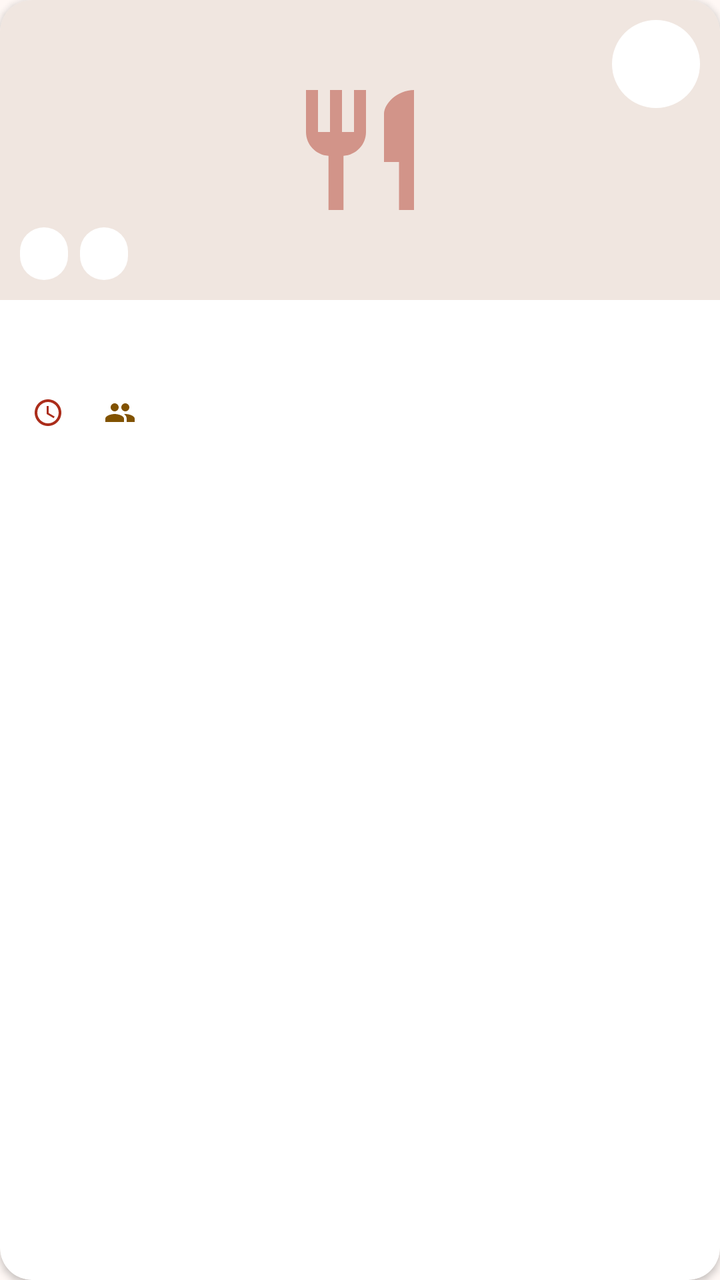
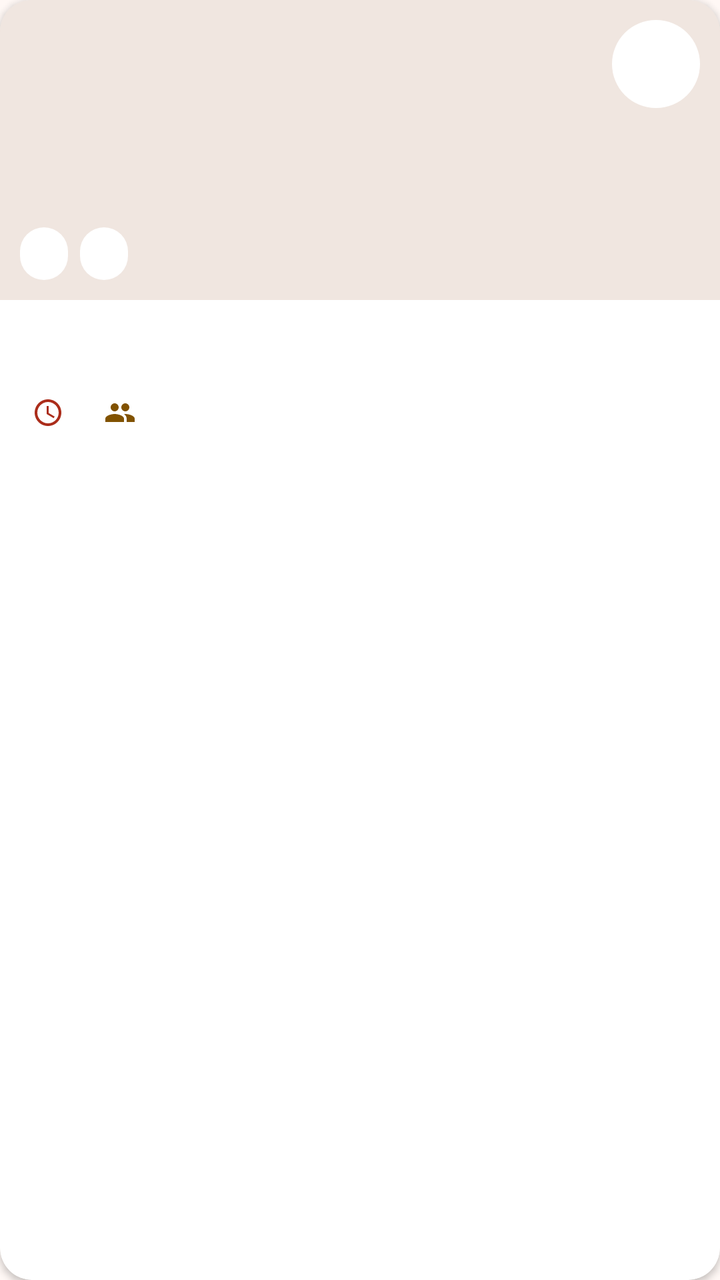

Before-and-after screenshots of an Android layout around one commit, followed by the original layout XML and the change that was made.
<!-- AndroidManifest.xml: application theme Theme.ResepKu -->
<!-- res/layout/item_resep.xml -->
<?xml version="1.0" encoding="utf-8"?>
<LinearLayout xmlns:android="http://schemas.android.com/apk/res/android"
    android:layout_width="match_parent"
    android:layout_height="wrap_content"
    android:layout_marginBottom="16dp"
    android:background="@drawable/bg_kartu_putih"
    android:clipToOutline="true"
    android:elevation="2dp"
    android:foreground="?attr/selectableItemBackground"
    android:orientation="vertical">

    <FrameLayout
        android:layout_width="match_parent"
        android:layout_height="150dp"
        android:background="@color/surface_high">

        <ImageView
            android:layout_width="72dp"
            android:layout_height="72dp"
            android:layout_gravity="center"
            android:alpha="0.45"
            android:importantForAccessibility="no"
            android:src="@drawable/ic_restaurant" />

        <ImageButton
            android:id="@+id/btnTandai"
            android:layout_width="44dp"
            android:layout_height="44dp"
            android:layout_gravity="top|end"
            android:layout_margin="10dp"
            android:background="@drawable/bg_lingkaran" />

        <LinearLayout
            android:layout_width="wrap_content"
            android:layout_height="wrap_content"
            android:layout_gravity="bottom|start"
            android:layout_margin="10dp"
            android:orientation="horizontal">

            <TextView
                android:id="@+id/tvKategori"
                style="@style/Pill"
                android:layout_width="wrap_content"
                android:layout_height="wrap_content"
                android:layout_marginEnd="6dp" />

            <TextView
                android:id="@+id/tvLabelWaktu"
                style="@style/Pill"
                android:layout_width="wrap_content"
                android:layout_height="wrap_content" />
        </LinearLayout>
    </FrameLayout>

    <LinearLayout
        android:layout_width="match_parent"
        android:layout_height="wrap_content"
        android:orientation="vertical"
        android:padding="16dp">

        <TextView
            android:id="@+id/tvJudul"
            style="@style/Judul"
            android:layout_width="match_parent"
            android:layout_height="wrap_content" />

        <LinearLayout
            android:layout_width="match_parent"
            android:layout_height="wrap_content"
            android:layout_marginTop="8dp"
            android:orientation="horizontal">

            <TextView
                android:id="@+id/tvWaktu"
                style="@style/TeksKecil"
                android:layout_width="wrap_content"
                android:layout_height="wrap_content"
                android:drawableStart="@drawable/ic_schedule"
                android:drawablePadding="4dp" />

            <TextView
                android:id="@+id/tvPorsi"
                style="@style/TeksKecil"
                android:layout_width="wrap_content"
                android:layout_height="wrap_content"
                android:layout_marginStart="16dp"
                android:drawableStart="@drawable/ic_group"
                android:drawablePadding="4dp" />

            <TextView
                android:id="@+id/tvBahan"
                style="@style/TeksKecil"
                android:layout_width="wrap_content"
                android:layout_height="wrap_content"
                android:layout_marginStart="16dp" />
        </LinearLayout>
    </LinearLayout>
</LinearLayout>
<!-- resources referenced by this layout -->
<resources>
  <color name="surface_high">#F0E6E0</color>
  <!-- drawable bg_kartu_putih (drawable) -->
  <?xml version="1.0" encoding="utf-8"?>
  <shape xmlns:android="http://schemas.android.com/apk/res/android">
      <solid android:color="@color/white" />
      <corners android:radius="16dp" />
  </shape>
  <!-- drawable bg_lingkaran (drawable) -->
  <?xml version="1.0" encoding="utf-8"?>
  <shape xmlns:android="http://schemas.android.com/apk/res/android" android:shape="oval">
      <solid android:color="@color/white" />
  </shape>
  <!-- drawable ic_restaurant (drawable) -->
  <?xml version="1.0" encoding="utf-8"?>
  <vector xmlns:android="http://schemas.android.com/apk/res/android"
      android:width="24dp" android:height="24dp" android:viewportWidth="24" android:viewportHeight="24" android:tint="@color/primary">
      <path android:fillColor="#FFFFFF" android:pathData="M11,9H9V2H7v7H5V2H3v7c0,2.12 1.66,3.84 3.75,3.97V22h2.5v-9.03C11.34,12.84 13,11.12 13,9V2h-2v7zM16,6v8h2.5v8H21V2c-2.76,0 -5,2.24 -5,4z" />
  </vector>
  <!-- drawable ic_schedule (drawable) -->
  <?xml version="1.0" encoding="utf-8"?>
  <vector xmlns:android="http://schemas.android.com/apk/res/android"
      android:width="16dp" android:height="16dp" android:viewportWidth="24" android:viewportHeight="24" android:tint="@color/primary">
      <path android:fillColor="#FFFFFF" android:pathData="M11.99,2C6.47,2 2,6.48 2,12s4.47,10 9.99,10C17.52,22 22,17.52 22,12S17.52,2 11.99,2zM12,20c-4.42,0 -8,-3.58 -8,-8s3.58,-8 8,-8 8,3.58 8,8 -3.58,8 -8,8zM12.5,7H11v6l5.25,3.15 0.75,-1.23 -4.5,-2.67z" />
  </vector>
  <style name="Judul" parent="">
          <item name="android:textColor">@color/on_surface</item>
          <item name="android:textSize">18sp</item>
          <item name="android:textStyle">bold</item>
      </style>
  <style name="Pill" parent="">
          <item name="android:background">@drawable/bg_pill</item>
          <item name="android:paddingHorizontal">12dp</item>
          <item name="android:paddingVertical">5dp</item>
          <item name="android:textSize">12sp</item>
          <item name="android:textStyle">bold</item>
          <item name="android:textColor">@color/on_surface</item>
      </style>
  <style name="TeksKecil" parent="">
          <item name="android:textColor">@color/on_surface_variant</item>
          <item name="android:textSize">12sp</item>
      </style>
  <style name="Theme.ResepKu" parent="Theme.Material3.Light.NoActionBar">
          <item name="colorPrimary">@color/primary</item>
          <item name="colorOnPrimary">@color/white</item>
          <item name="colorSecondary">@color/secondary</item>
          <item name="colorError">@color/error</item>
          <item name="colorSurface">@color/surface</item>
          <item name="android:colorBackground">@color/surface</item>
          <item name="android:statusBarColor">@color/surface</item>
          <item name="android:windowLightStatusBar">true</item>
      </style>
  <color name="white">#FFFFFF</color>
  <color name="tertiary">#815200</color>
  <color name="primary">#AB2D1B</color>
  <color name="on_surface">#1F1B17</color>
  <!-- drawable bg_pill (drawable) -->
  <?xml version="1.0" encoding="utf-8"?>
  <shape xmlns:android="http://schemas.android.com/apk/res/android">
      <solid android:color="@color/white" />
      <corners android:radius="100dp" />
  </shape>
  <color name="on_surface_variant">#59413D</color>
  <color name="secondary">#006E27</color>
  <color name="error">#BA1A1A</color>
  <color name="surface">#FFF8F5</color>
  <!-- unchanged entries left out for length: 1 -->
</resources>

<!-- the commit's change to res/layout/item_resep.xml (unified diff, before → after) -->
@@ -15,12 +15,12 @@
         android:background="@color/surface_high">
 
         <ImageView
-            android:layout_width="72dp"
-            android:layout_height="72dp"
-            android:layout_gravity="center"
-            android:alpha="0.45"
-            android:importantForAccessibility="no"
-            android:src="@drawable/ic_restaurant" />
+            android:id="@+id/ivFotoResep"
+            android:layout_width="match_parent"
+            android:layout_height="match_parent"
+            android:background="@color/surface_high"
+            android:contentDescription="@null"
+            android:scaleType="centerCrop" />
 
         <ImageButton
             android:id="@+id/btnTandai"
<!-- resource entries referenced after the edit -->
@@ -12,12 +12,6 @@
   <shape xmlns:android="http://schemas.android.com/apk/res/android" android:shape="oval">
       <solid android:color="@color/white" />
   </shape>
-  <!-- drawable ic_restaurant (drawable) -->
-  <?xml version="1.0" encoding="utf-8"?>
-  <vector xmlns:android="http://schemas.android.com/apk/res/android"
-      android:width="24dp" android:height="24dp" android:viewportWidth="24" android:viewportHeight="24" android:tint="@color/primary">
-      <path android:fillColor="#FFFFFF" android:pathData="M11,9H9V2H7v7H5V2H3v7c0,2.12 1.66,3.84 3.75,3.97V22h2.5v-9.03C11.34,12.84 13,11.12 13,9V2h-2v7zM16,6v8h2.5v8H21V2c-2.76,0 -5,2.24 -5,4z" />
-  </vector>
   <!-- drawable ic_schedule (drawable) -->
   <?xml version="1.0" encoding="utf-8"?>
   <vector xmlns:android="http://schemas.android.com/apk/res/android"
